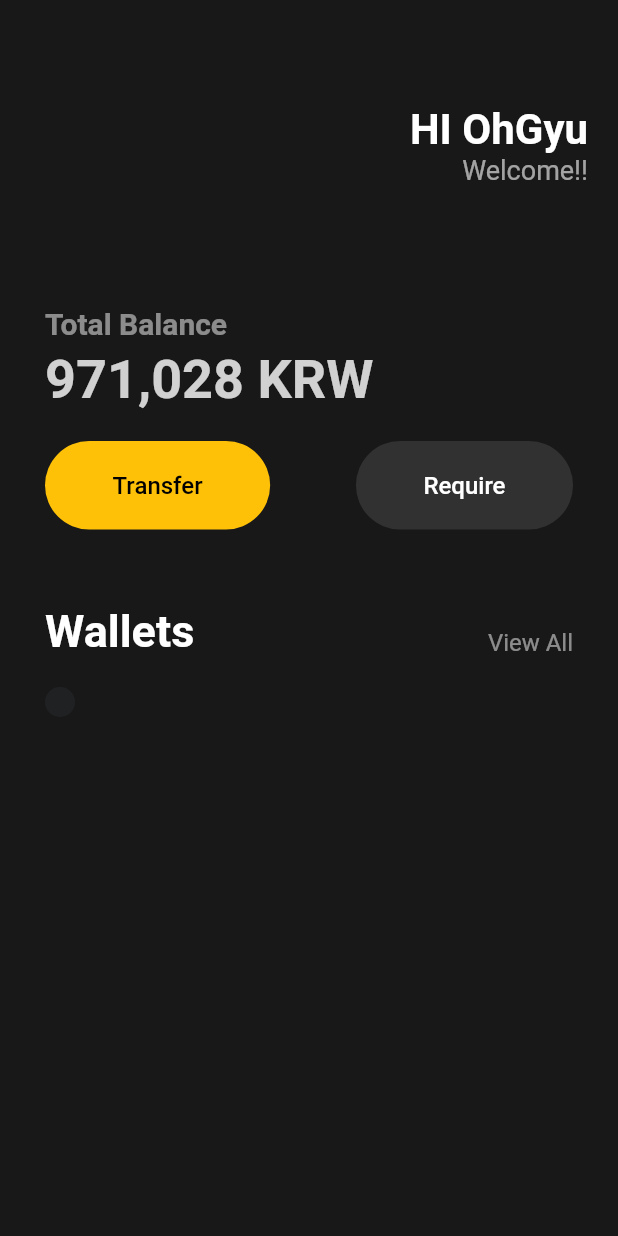
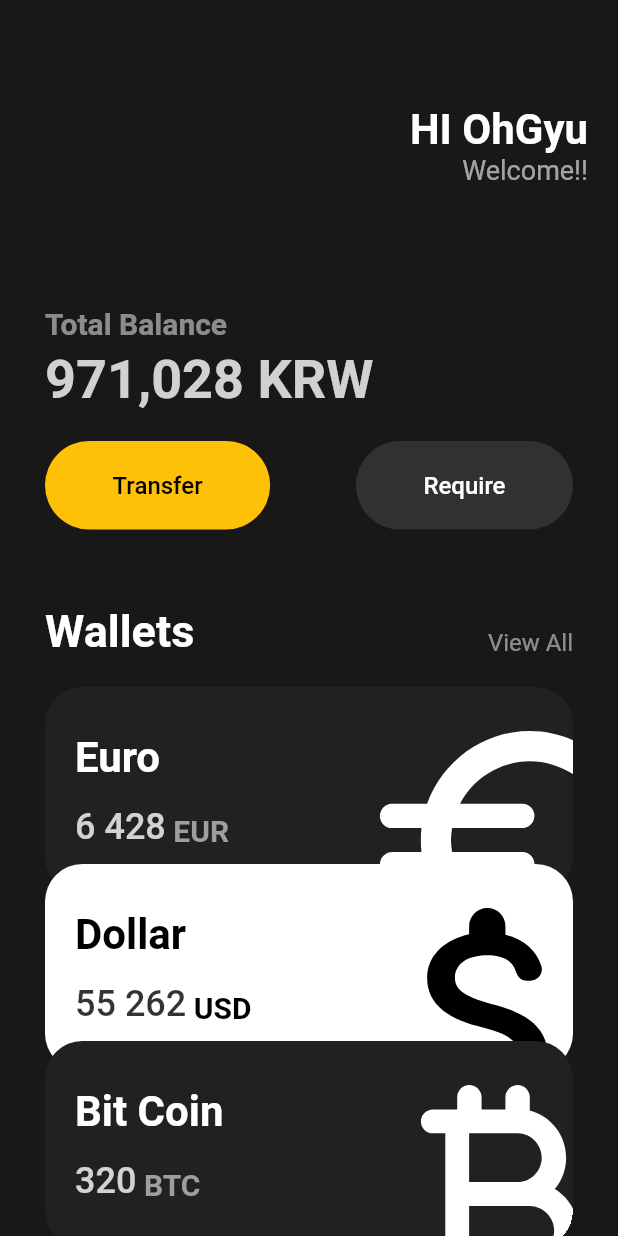
Before and after one commit to Oh9yu/flutterPractice, a Flutter app: the screen it shows after launch, on a phone screen of 412 x 824 dp. Run offline on Flutter 3.47's test engine with Material 2 defaults, Android fonts, the phone set to English and light mode, and no system bars.

Commit message:
ADD : flutter UI

```diff
--- a/lib/Widget/cardui.dart
+++ b/lib/Widget/cardui.dart
@@ -7,6 +7,7 @@ class CardUI extends StatelessWidget {
   final String loc;
   final Color titleColor;
   final Color locColor;
+  final IconData icon;
 
   const CardUI(
       {super.key,
@@ -15,19 +16,71 @@ class CardUI extends StatelessWidget {
       required this.cost,
       required this.loc,
       required this.titleColor,
-      required this.locColor});
+      required this.locColor,
+      required this.icon});
 
   @override
   Widget build(BuildContext context) {
     return Container(
+      clipBehavior: Clip.hardEdge,
       decoration: BoxDecoration(
-        borderRadius: BorderRadius.circular(20),
+        borderRadius: BorderRadius.circular(25),
         color: bgColor,
       ),
       child: Padding(
-        padding: EdgeInsets.symmetric(vertical: 10, horizontal: 10),
-        child: Column(
-          children: [],
+        padding: EdgeInsets.symmetric(vertical: 25, horizontal: 20),
+        child: Row(
+          mainAxisAlignment: MainAxisAlignment.spaceBetween,
+          children: [
+            Column(
+              crossAxisAlignment: CrossAxisAlignment.start,
+              children: [
+                Text(
+                  '$title',
+                  style: TextStyle(
+                      fontSize: 28,
+                      fontWeight: FontWeight.w600,
+                      color: titleColor),
+                ),
+                SizedBox(
+                  height: 16,
+                ),
+                Row(
+                  crossAxisAlignment: CrossAxisAlignment.end,
+                  children: [
+                    Text(
+                      '$cost',
+                      style: TextStyle(
+                          fontSize: 24,
+                          fontWeight: FontWeight.w500,
+                          color: titleColor.withOpacity(0.8)),
+                    ),
+                    SizedBox(
+                      width: 5,
+                    ),
+                    Text(
+                      '$loc',
+                      style: TextStyle(
+                          fontSize: 20,
+                          color: locColor,
+                          fontWeight: FontWeight.w600),
+                    ),
+                  ],
+                )
+              ],
+            ),
+            Transform.scale(
+              scale: 2.2,
+              child: Transform.translate(
+                offset: Offset(5, 15),
+                child: Icon(
+                  icon,
+                  color: titleColor,
+                  size: 88,
+                ),
+              ),
+            )
+          ],
         ),
       ),
     );
--- a/lib/main.dart
+++ b/lib/main.dart
@@ -12,7 +12,8 @@ class App extends StatelessWidget {
     return MaterialApp(
       home: Scaffold(
         backgroundColor: Color(0xFF181818),
-        body: Padding(
+        body: SingleChildScrollView(
+          child: Padding(
             padding: EdgeInsets.symmetric(horizontal: 20, vertical: 10),
             child: Column(
               crossAxisAlignment: CrossAxisAlignment.start,
@@ -111,12 +112,35 @@ class App extends StatelessWidget {
                         height: 20,
                       ),
                       CardUI(
-                        title: 'title',
+                          title: 'Euro',
                           bgColor: Color(0xFF1F2123),
-                        cost: 'cost',
-                        loc: 'loc',
+                          cost: '6 428',
+                          loc: 'EUR',
                           titleColor: Colors.white,
-                        locColor: Colors.black.withOpacity(0.8))
+                          locColor: Colors.grey,
+                          icon: Icons.euro_rounded),
+                      Transform.translate(
+                        offset: Offset(0, -20),
+                        child: CardUI(
+                            title: 'Dollar',
+                            bgColor: Colors.white,
+                            cost: '55 262',
+                            loc: 'USD',
+                            titleColor: Colors.black,
+                            locColor: Colors.black,
+                            icon: Icons.attach_money_rounded),
+                      ),
+                      Transform.translate(
+                        offset: Offset(0, -40),
+                        child: CardUI(
+                            title: 'Bit Coin',
+                            bgColor: Color(0xFF1F2123),
+                            cost: '320',
+                            loc: 'BTC',
+                            titleColor: Colors.white,
+                            locColor: Colors.grey,
+                            icon: Icons.currency_bitcoin_rounded),
+                      )
                     ],
                   ),
                 ),
@@ -124,6 +148,7 @@ class App extends StatelessWidget {
             ),
           ),
         ),
+      ),
     );
   }
 }
```
Lines whose indentation alone changed are shown as unchanged.
